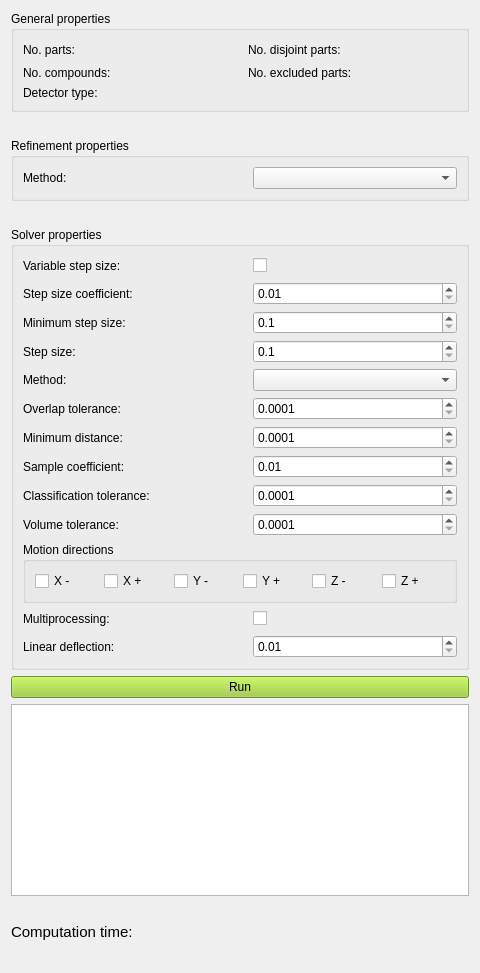
This is Gui/Resources/ui/aplan_obstruction_detectors/OCCT.ui in martcram/FreeCAD-APLAN as Qt 5 draws it before an edit. The edited form follows.
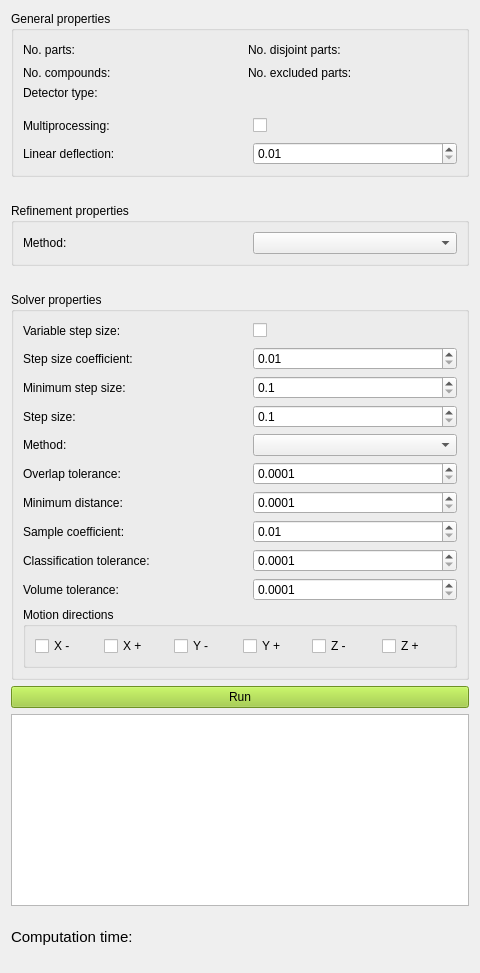
This is the edited form.

Commit message: move multiproc. related elements to task panel's general properties

Diff of the .ui file:
```diff
--- a/Gui/Resources/ui/aplan_obstruction_detectors/OCCT.ui
+++ b/Gui/Resources/ui/aplan_obstruction_detectors/OCCT.ui
@@ -21,6 +21,8 @@
      </property>
      <layout class="QHBoxLayout" name="horizontalLayout_3">
       <item>
+       <layout class="QVBoxLayout" name="vl_general_properties">
+        <item>
        <layout class="QGridLayout" name="gl_general_properties">
         <property name="verticalSpacing">
          <number>6</number>
@@ -143,6 +145,92 @@
           </property>
          </spacer>
         </item>
+          <item row="1" column="6">
+           <widget class="QLabel" name="l_excluded_parts">
+            <property name="text">
+             <string/>
+            </property>
+           </widget>
+          </item>
+          <item row="0" column="6">
+           <widget class="QLabel" name="l_disjoint_parts">
+            <property name="text">
+             <string/>
+            </property>
+           </widget>
+          </item>
+         </layout>
+        </item>
+        <item>
+         <spacer name="verticalSpacer_3">
+          <property name="orientation">
+           <enum>Qt::Vertical</enum>
+          </property>
+          <property name="sizeType">
+           <enum>QSizePolicy::Fixed</enum>
+          </property>
+          <property name="sizeHint" stdset="0">
+           <size>
+            <width>20</width>
+            <height>10</height>
+           </size>
+          </property>
+         </spacer>
+        </item>
+        <item>
+         <layout class="QGridLayout" name="gl_multiprocessing">
+          <item row="0" column="1">
+           <spacer name="horizontalSpacer_6">
+            <property name="orientation">
+             <enum>Qt::Horizontal</enum>
+            </property>
+            <property name="sizeType">
+             <enum>QSizePolicy::Fixed</enum>
+            </property>
+            <property name="sizeHint" stdset="0">
+             <size>
+              <width>20</width>
+              <height>20</height>
+             </size>
+            </property>
+           </spacer>
+          </item>
+          <item row="1" column="0">
+           <widget class="QLabel" name="l_label_linear_deflection">
+            <property name="text">
+             <string>Linear deflection:</string>
+            </property>
+           </widget>
+          </item>
+          <item row="1" column="2">
+           <widget class="QDoubleSpinBox" name="dsb_linear_deflection">
+            <property name="minimum">
+             <double>0.010000000000000</double>
+            </property>
+            <property name="maximum">
+             <double>1000.000000000000000</double>
+            </property>
+            <property name="singleStep">
+             <double>0.010000000000000</double>
+            </property>
+           </widget>
+          </item>
+          <item row="0" column="2">
+           <widget class="QCheckBox" name="cb_multiprocessing">
+            <property name="text">
+             <string/>
+            </property>
+           </widget>
+          </item>
+          <item row="0" column="0">
+           <widget class="QLabel" name="l_label_multiprocessing">
+            <property name="text">
+             <string>Multiprocessing:</string>
+            </property>
+           </widget>
+          </item>
+         </layout>
+        </item>
        </layout>
       </item>
      </layout>
@@ -519,60 +607,6 @@
         </layout>
        </widget>
       </item>
-      <item>
-       <layout class="QGridLayout" name="gl_multiprocessing">
-        <item row="0" column="2">
-         <widget class="QCheckBox" name="cb_multiprocessing">
-          <property name="text">
-           <string/>
-          </property>
-         </widget>
-        </item>
-        <item row="0" column="0">
-         <widget class="QLabel" name="l_label_multiprocessing">
-          <property name="text">
-           <string>Multiprocessing:</string>
-          </property>
-         </widget>
-        </item>
-        <item row="0" column="1">
-         <spacer name="horizontalSpacer_6">
-          <property name="orientation">
-           <enum>Qt::Horizontal</enum>
-          </property>
-          <property name="sizeType">
-           <enum>QSizePolicy::Fixed</enum>
-          </property>
-          <property name="sizeHint" stdset="0">
-           <size>
-            <width>20</width>
-            <height>20</height>
-           </size>
-          </property>
-         </spacer>
-        </item>
-        <item row="1" column="0">
-         <widget class="QLabel" name="l_label_linear_deflection">
-          <property name="text">
-           <string>Linear deflection:</string>
-          </property>
-         </widget>
-        </item>
-        <item row="1" column="2">
-         <widget class="QDoubleSpinBox" name="dsb_linear_deflection">
-          <property name="minimum">
-           <double>0.010000000000000</double>
-          </property>
-          <property name="maximum">
-           <double>1000.000000000000000</double>
-          </property>
-          <property name="singleStep">
-           <double>0.010000000000000</double>
-          </property>
-         </widget>
-        </item>
-       </layout>
-      </item>
      </layout>
     </widget>
    </item>
```
Left out of the diff: 96 changed lines with no effect on the pictures. Lines whose indentation alone changed are shown as unchanged.
